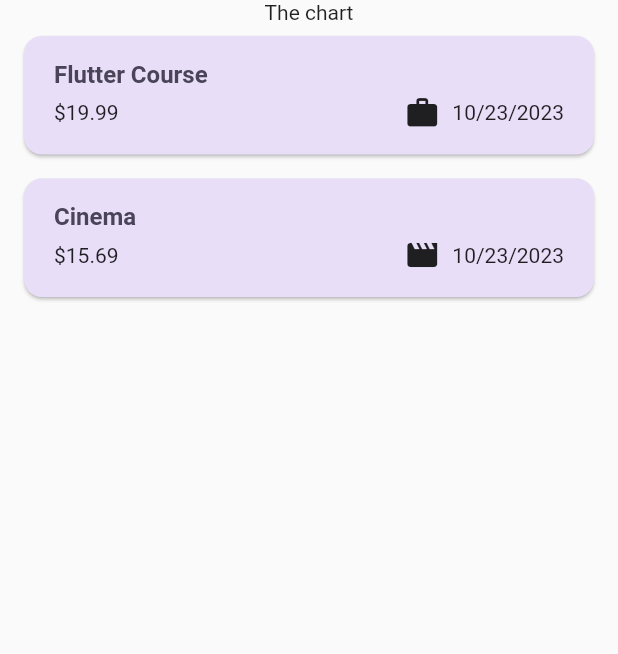
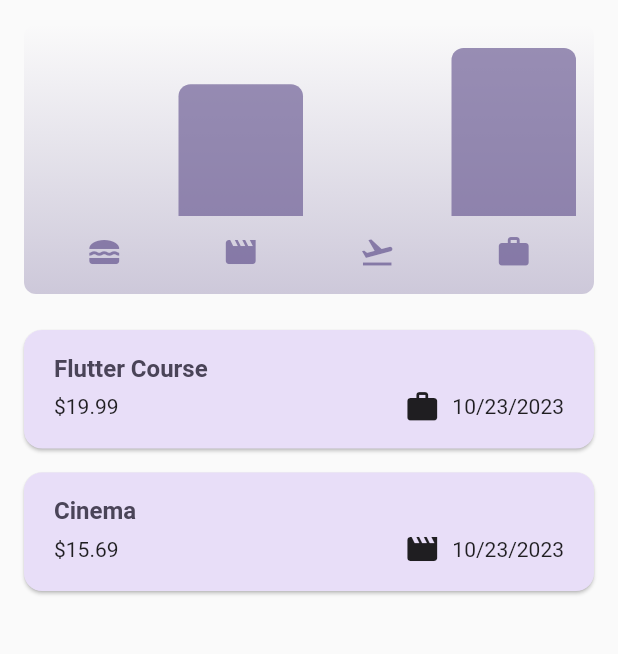
Before and after one commit to chamcherno/expense_tracker, a Flutter app: the screen it shows after launch, on a phone screen of 412 x 824 dp, the part 84-738 px from its top. Run offline on Flutter 3.47's test engine with Material 2 defaults, Android fonts, the phone set to English and light mode, and no system bars.

Commit message:
All work now. About to make the app responsive now

```diff
--- a/lib/widgets/chart/chart.dart
+++ b/lib/widgets/chart/chart.dart
@@ -0,0 +1,95 @@
+import 'package:flutter/material.dart';
+
+import 'package:expense_tracker/widgets/chart/chart_bar.dart';
+import 'package:expense_tracker/models/expense.dart';
+
+class Chart extends StatelessWidget {
+  const Chart({super.key, required this.expenses});
+
+  final List<Expense> expenses;
+
+  List<ExpenseBucket> get buckets {
+    return [
+      ExpenseBucket.forCategory(expenses, Category.food),
+      ExpenseBucket.forCategory(expenses, Category.leisure),
+      ExpenseBucket.forCategory(expenses, Category.travel),
+      ExpenseBucket.forCategory(expenses, Category.work),
+    ];
+  }
+
+  double get maxTotalExpense {
+    double maxTotalExpense = 0;
+
+    for (final bucket in buckets) {
+      if (bucket.totalExpenses > maxTotalExpense) {
+        maxTotalExpense = bucket.totalExpenses;
+      }
+    }
+
+    return maxTotalExpense;
+  }
+
+  @override
+  Widget build(BuildContext context) {
+    final isDarkMode =
+        MediaQuery.of(context).platformBrightness == Brightness.dark;
+    return Container(
+      margin: const EdgeInsets.all(16),
+      padding: const EdgeInsets.symmetric(
+        vertical: 16,
+        horizontal: 8,
+      ),
+      width: double.infinity,
+      height: 180,
+      decoration: BoxDecoration(
+        borderRadius: BorderRadius.circular(8),
+        gradient: LinearGradient(
+          colors: [
+            Theme.of(context).colorScheme.primary.withOpacity(0.3),
+            Theme.of(context).colorScheme.primary.withOpacity(0.0)
+          ],
+          begin: Alignment.bottomCenter,
+          end: Alignment.topCenter,
+        ),
+      ),
+      child: Column(
+        children: [
+          Expanded(
+            child: Row(
+              crossAxisAlignment: CrossAxisAlignment.end,
+              children: [
+                for (final bucket in buckets) // alternative to map()
+                  ChartBar(
+                    fill: bucket.totalExpenses == 0
+                        ? 0
+                        : bucket.totalExpenses / maxTotalExpense,
+                  )
+              ],
+            ),
+          ),
+          const SizedBox(height: 12),
+          Row(
+            children: buckets
+                .map(
+                  (bucket) => Expanded(
+                    child: Padding(
+                      padding: const EdgeInsets.symmetric(horizontal: 4),
+                      child: Icon(
+                        categoryIcons[bucket.category],
+                        color: isDarkMode
+                            ? Theme.of(context).colorScheme.secondary
+                            : Theme.of(context)
+                                .colorScheme
+                                .primary
+                                .withOpacity(0.7),
+                      ),
+                    ),
+                  ),
+                )
+                .toList(),
+          )
+        ],
+      ),
+    );
+  }
+}
--- a/lib/widgets/chart/chart_bar.dart
+++ b/lib/widgets/chart/chart_bar.dart
@@ -0,0 +1,34 @@
+import 'package:flutter/material.dart';
+
+class ChartBar extends StatelessWidget {
+  const ChartBar({
+    super.key,
+    required this.fill,
+  });
+
+  final double fill;
+
+  @override
+  Widget build(BuildContext context) {
+    final isDarkMode =
+        MediaQuery.of(context).platformBrightness == Brightness.dark;
+    return Expanded(
+      child: Padding(
+        padding: const EdgeInsets.symmetric(horizontal: 4),
+        child: FractionallySizedBox(
+          heightFactor: fill,
+          child: DecoratedBox(
+            decoration: BoxDecoration(
+              shape: BoxShape.rectangle,
+              borderRadius:
+                  const BorderRadius.vertical(top: Radius.circular(8)),
+              color: isDarkMode
+                  ? Theme.of(context).colorScheme.secondary
+                  : Theme.of(context).colorScheme.primary.withOpacity(0.65),
+            ),
+          ),
+        ),
+      ),
+    );
+  }
+}
--- a/lib/widgets/expenses.dart
+++ b/lib/widgets/expenses.dart
@@ -1,3 +1,4 @@
+import 'package:expense_tracker/widgets/chart/chart.dart';
 import 'package:expense_tracker/widgets/expenses_list.dart';
 import 'package:expense_tracker/models/expense.dart';
 import 'package:expense_tracker/widgets/new_expense.dart';
@@ -87,9 +88,8 @@ class _ExpensesState extends State<Expenses> {
       ),
       body: Column(
         children: [
-          // toolbar with add button
-          const Text('The chart'),
-          Expanded(child: mainContent),
+          Chart(expenses: _registeredExpenses),
+          Expanded(child: mainContent,),
         ],
       ),
     );
```
